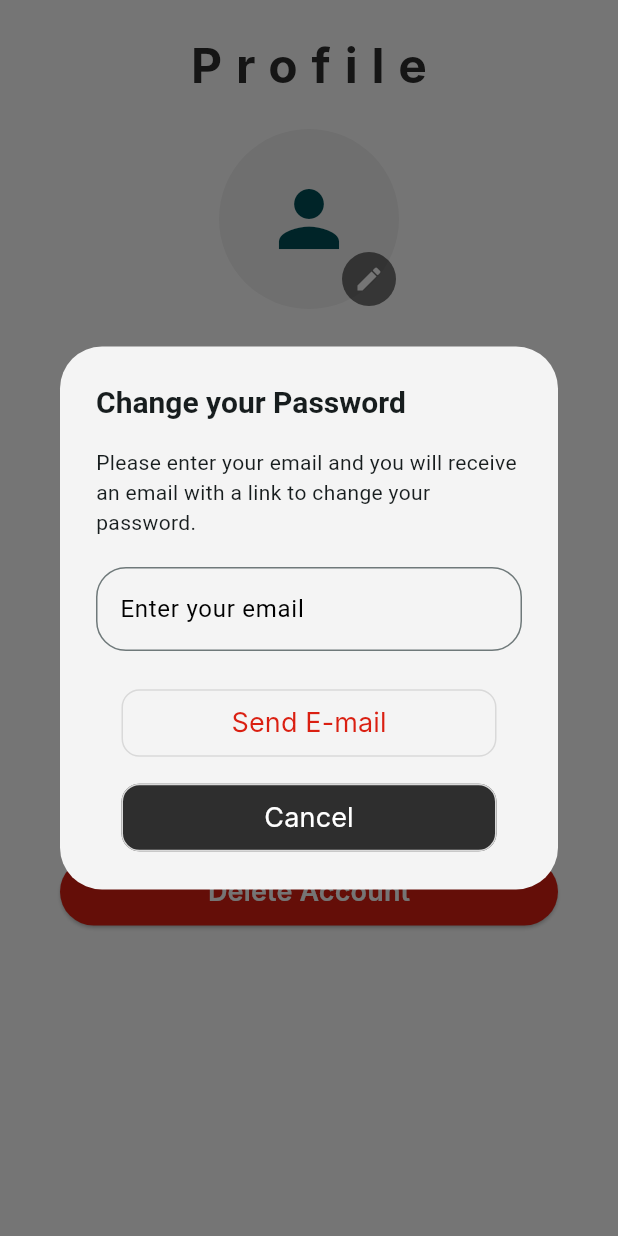
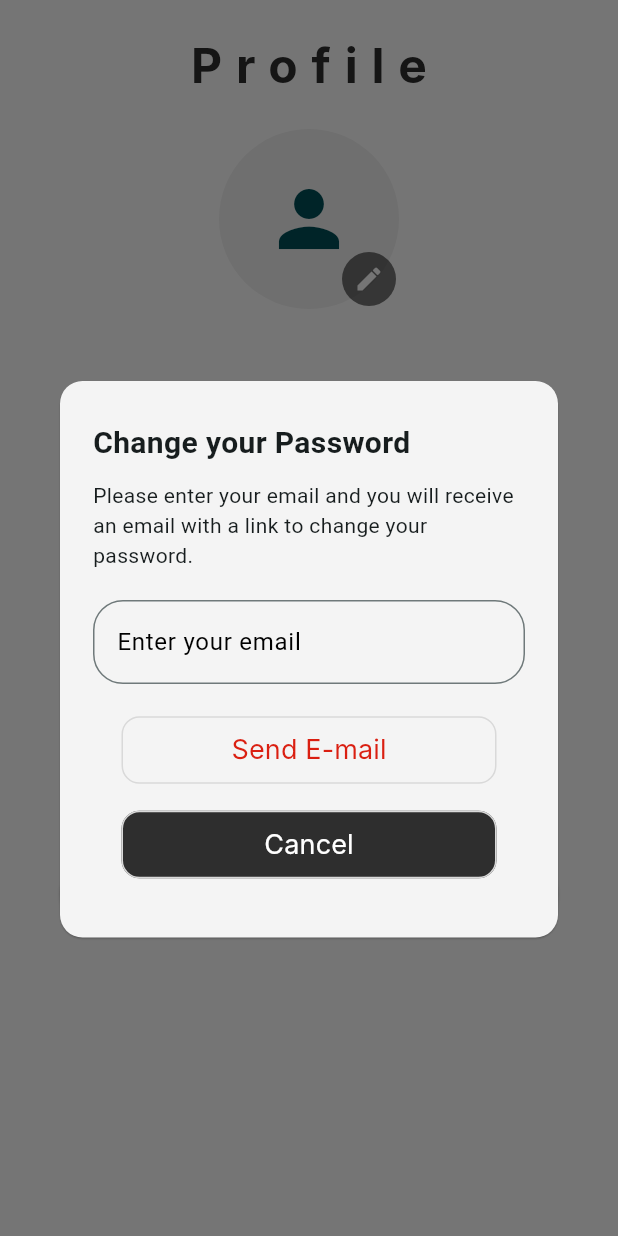
Before and after one commit to MostafaM117/car_maintenance_app, a Flutter app: the UserAccountManagement screen opened directly, after a tap on "Password", on a phone screen of 412 x 824 dp. Run offline on Flutter 3.47's test engine with Material 3 defaults, Android fonts, the phone set to English and light mode, and no system bars; our stand-ins replace awesome_dialog, card_swiper, cloud_firestore, dash_chat_2, firebase_auth, firebase_core and 19 more; accounts and stored records are empty; Roboto replaces fonts that are missing (Inter).

Commit message:
Username & Password Pop-ups Animation

```diff
--- a/lib/screens/Auth_and_Account Management/user/user_account_management.dart
+++ b/lib/screens/Auth_and_Account Management/user/user_account_management.dart
@@ -1,4 +1,5 @@
 import 'dart:io';
+import 'package:awesome_dialog/awesome_dialog.dart';
 import 'package:car_maintenance/screens/Auth_and_Account%20Management/username_display.dart';
 import 'package:car_maintenance/services/user_delete_account.dart';
 import 'package:car_maintenance/widgets/custom_widgets.dart';
@@ -314,25 +315,34 @@ class _UserAccountManagementState extends State<UserAccountManagement> {
                           .get();
                       final latestUsername = userDoc.data()?['username'] ?? '';
                       _usernameEditcontroller.text = latestUsername;
-                      final result = await showDialog(
+                      AwesomeDialog(
+                          padding: EdgeInsets.all(12),
                           context: context,
-                          builder: (context) =>
+                          dialogType: DialogType.noHeader,
+                          dialogBackgroundColor: AppColors.secondaryText,
+                          dialogBorderRadius: BorderRadius.circular(15),
+                          animType: AnimType.scale,
+                          body:
                               StatefulBuilder(builder: (context, setState) {
-                                return AlertDialog(
-                                  backgroundColor: Color(0xFFF4F4F4),
-                                  title: Text(
+                                return
+                                Padding(
+                                  padding: const EdgeInsets.only(
+                                    left: 10,
+                                    right: 10,
+                                    bottom: 10,
+                                  ),
+                                  child: Column(
+                                      children: [
+                                        Text(
                                           'Update your username below',
                                           textAlign: TextAlign.left,
                                           style: TextStyle(
                                               fontWeight: FontWeight.bold,
                                               fontSize: 20),
                                         ),
-                                  content: SingleChildScrollView(
-                                    child: Column(
-                                      mainAxisAlignment:
-                                          MainAxisAlignment.center,
-                                      mainAxisSize: MainAxisSize.min,
-                                      children: [
+                                        SizedBox(
+                                            height: 10,
+                                          ),
                                         Text(
                                               'This name will be used across your account and may be visible to others.'),
                                         SizedBox(
@@ -364,11 +374,9 @@ class _UserAccountManagementState extends State<UserAccountManagement> {
                                               ),
                                             ),
                                           ),
-                                      ],
+                                        SizedBox(
+                                            height: 20,
                                           ),
-                                  ),
-                                  actionsAlignment: MainAxisAlignment.center,
-                                  actions: [
                                         ElevatedButton(
                                         style: ElevatedButton.styleFrom(
                                           backgroundColor: Colors.transparent,
@@ -435,9 +443,10 @@ class _UserAccountManagementState extends State<UserAccountManagement> {
                                         ),
                                       ),
                                       ],
+                                    ),
                                 );
-                              }));
-                      return result;
+                              })
+                              ).show();
                     },
                   ),
                   SizedBox(
@@ -487,26 +496,37 @@ class _UserAccountManagementState extends State<UserAccountManagement> {
                                 ))),
                       ],
                     ),
-                    onTap: () async {
-                      final result = await showDialog(
+                    onTap: () {
+                      AwesomeDialog(
+                        padding: EdgeInsets.all(12),
                           context: context,
-                          builder: (context) =>
+                          dialogType: DialogType.noHeader,
+                          dialogBackgroundColor: AppColors.secondaryText,
+                          dialogBorderRadius: BorderRadius.circular(15),
+                          animType: AnimType.scale,
+                          body:
                           StatefulBuilder(builder: (context, setState) {
-                                return AlertDialog(
-                                  backgroundColor: Color(0xFFF4F4F4),
-                                  title: Text(
+                                return
+                                Padding(
+                                  padding: const EdgeInsets.only(
+                                    left: 10,
+                                    right: 10,
+                                    bottom: 10,
+                                  ),
+                                  child: Column(
+                                        children: [
+                                          Align(
+                                            alignment: Alignment.centerLeft,
+                                            child: Text(
                                               'Change your Password',
-                                    textAlign: TextAlign.left,
                                               style: TextStyle(
                                                   fontWeight: FontWeight.bold,
                                                   fontSize: 20),
                                             ),
-                                  content: SingleChildScrollView(
-                                    child: Column(
-                                      mainAxisAlignment:
-                                          MainAxisAlignment.center,
-                                      mainAxisSize: MainAxisSize.min,
-                                      children: [
+                                          ),
+                                          SizedBox(
+                                            height: 10,
+                                          ),
                                           Text(
                                               'Please enter your email and you will receive an email with a link to change your password.'),
                                           SizedBox(
@@ -538,13 +558,9 @@ class _UserAccountManagementState extends State<UserAccountManagement> {
                                               ),
                                             ),
                                           ),
-                                      ],
+                                          SizedBox(
+                                            height: 20,
                                           ),
-                                  ),
-                                  actionsAlignment: MainAxisAlignment.center,
-                                  actions: [
-                                    Column(
-                                      children: [
                                           ElevatedButton(
                                             style: ElevatedButton.styleFrom(
                                               backgroundColor: Colors.transparent,
@@ -655,11 +671,10 @@ class _UserAccountManagementState extends State<UserAccountManagement> {
                                             ),
                                           ),
                                           ],
-                                    )
-                                  ],
+                                      ),
                                 );
-                              }));
-                      return result;
+                              })
+                      ).show();
                     },
                   ),
                   SizedBox(
```
Lines whose indentation alone changed are shown as unchanged.
